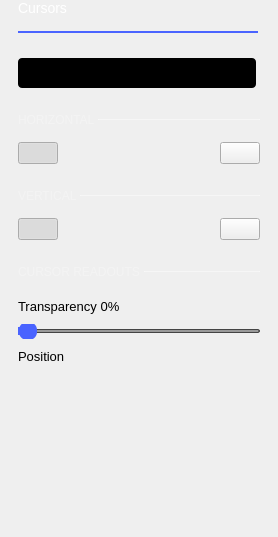
analogdevicesinc/scopy, file ui/cursors_settings.ui: the form before one commit.
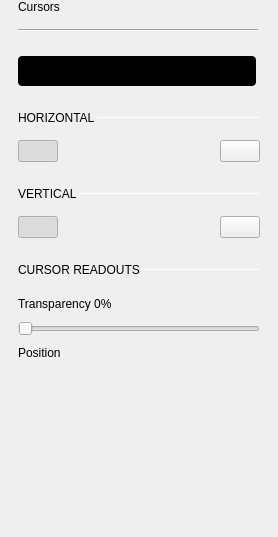
The form after the commit. Custom widgets are drawn as their Qt base class.

```diff
--- a/ui/cursors_settings.ui
+++ b/ui/cursors_settings.ui
@@ -37,11 +37,6 @@
        <verstretch>0</verstretch>
       </sizepolicy>
      </property>
-     <property name="styleSheet">
-      <string notr="true">	color: white;
-	font-size: 14px;
-	font-weight: normal;</string>
-     </property>
      <property name="text">
       <string>Cursors</string>
      </property>
@@ -77,9 +72,6 @@
        <height>2</height>
       </size>
      </property>
-     <property name="styleSheet">
-      <string notr="true">border: 2px solid rgb(74, 100, 255);</string>
-     </property>
      <property name="orientation">
       <enum>Qt::Horizontal</enum>
      </property>
@@ -249,12 +241,6 @@
            <verstretch>0</verstretch>
           </sizepolicy>
          </property>
-         <property name="styleSheet">
-          <string notr="true">QLabel {
-		font-size: 12px;
-		color: rgba(255, 255, 255, 70);
-	}</string>
-         </property>
          <property name="text">
           <string>HORIZONTAL </string>
          </property>
@@ -274,9 +260,6 @@
            <height>1</height>
           </size>
          </property>
-         <property name="styleSheet">
-          <string notr="true">border: 1px solid rgba(255, 255, 255, 70);</string>
-         </property>
          <property name="orientation">
           <enum>Qt::Horizontal</enum>
          </property>
@@ -365,12 +348,6 @@
          <verstretch>0</verstretch>
         </sizepolicy>
        </property>
-       <property name="styleSheet">
-        <string notr="true">QLabel {
-		font-size: 12px;
-		color: rgba(255, 255, 255, 70);
-	}</string>
-       </property>
        <property name="text">
         <string>VERTICAL </string>
        </property>
@@ -422,9 +399,6 @@
          <height>1</height>
         </size>
        </property>
-       <property name="styleSheet">
-        <string notr="true">border: 1px solid rgba(255, 255, 255, 70);</string>
-       </property>
        <property name="orientation">
         <enum>Qt::Horizontal</enum>
        </property>
@@ -560,9 +534,6 @@
           <property name="autoFillBackground">
            <bool>false</bool>
           </property>
-          <property name="styleSheet">
-           <string notr="true">border: 1px solid rgba(255, 255, 255, 70);</string>
-          </property>
           <property name="frameShadow">
            <enum>QFrame::Sunken</enum>
           </property>
@@ -585,12 +556,6 @@
             <verstretch>0</verstretch>
            </sizepolicy>
           </property>
-          <property name="styleSheet">
-           <string notr="true">QLabel {
-		font-size: 12px;
-		color: rgba(255, 255, 255, 70);
-	}</string>
-          </property>
           <property name="text">
            <string>CURSOR READOUTS </string>
           </property>
@@ -632,9 +597,6 @@
       </item>
       <item>
        <widget class="QLabel" name="transLabel">
-        <property name="styleSheet">
-         <string notr="true">font-size: 13px;</string>
-        </property>
         <property name="text">
          <string>Transparency 0%</string>
         </property>
@@ -643,29 +605,7 @@
       <item>
        <widget class="QSlider" name="horizontalSlider">
         <property name="styleSheet">
-         <string notr="true">QSlider::groove {
-    border: 1px solid #444444;
-    height: 2px; /* the groove expands to the size of the slider by default. by giving it a height, it has a fixed size */
-    background: #999999;
-    margin: 2px 0;
-    border-radius: 2px;
-}
-
-QSlider::handle {
-    background: rgb(73, 99, 255);
-    border: 0px solid;
-    width: 18px;
-    margin: -8px 0; /* handle is placed by default on the contents rect of the groove. Expand outside the groove */
-    border-radius: 8px;
-}
-
-QSlider::handle:disabled {
-    background: #444444;
-}
-
-QSlider::sub-page:horizontal {
-    background: #4A64FF;
-}</string>
+         <string notr="true"/>
         </property>
         <property name="orientation">
          <enum>Qt::Horizontal</enum>
@@ -674,9 +614,6 @@
       </item>
       <item>
        <widget class="QLabel" name="label_8">
-        <property name="styleSheet">
-         <string notr="true">font-size: 13px;</string>
-        </property>
         <property name="text">
          <string>Position</string>
         </property>
@@ -730,16 +667,16 @@
   </layout>
  </widget>
  <customwidgets>
-  <customwidget>
-   <class>adiscope::SmallOnOffSwitch</class>
-   <extends>QPushButton</extends>
-   <header>smallOnOffSwitch.hpp</header>
-  </customwidget>
   <customwidget>
    <class>adiscope::CustomSwitch</class>
    <extends>QPushButton</extends>
    <header>customSwitch.hpp</header>
   </customwidget>
+  <customwidget>
+   <class>adiscope::SmallOnOffSwitch</class>
+   <extends>QPushButton</extends>
+   <header>smallOnOffSwitch.hpp</header>
+  </customwidget>
  </customwidgets>
  <resources/>
  <connections/>
```
Left out of the diff: 24 changed lines with no effect on the pictures.
